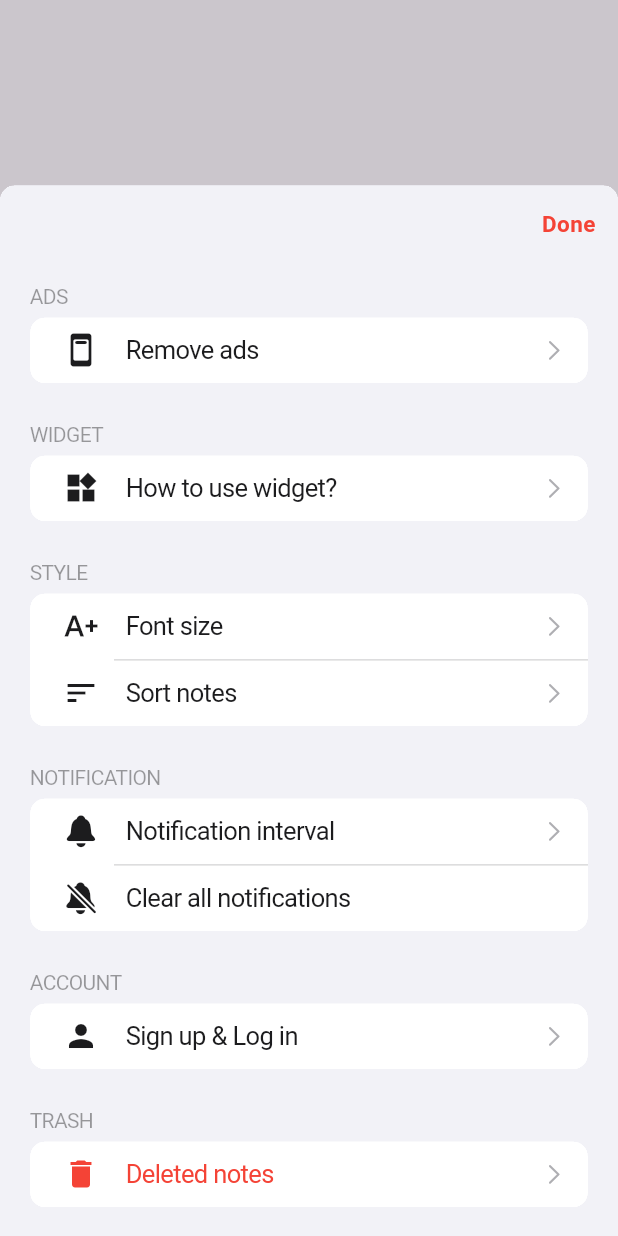
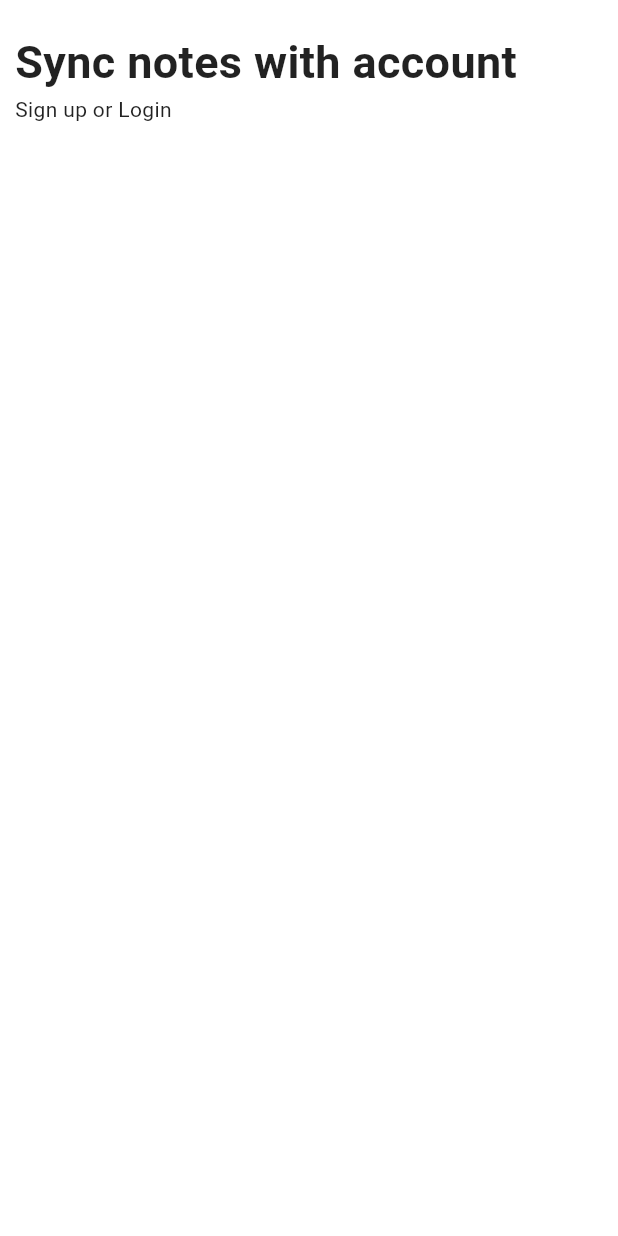
Before and after one commit to James1412/unmissable, a Flutter app: what onMoreTap() shows on an empty page, opened directly, after a tap on "Sign up & Log in", on a phone screen of 412 x 824 dp. Run offline on Flutter 3.47's test engine with Material 3 defaults, Android fonts, the light colour scheme and no system bars; our stand-ins replace flutter_local_notifications, flutter_slidable, font_awesome_flutter, hive_flutter, image_gallery_saver, timezone; missing offline and left inert: feedback, pull_down_button; accounts and stored records are empty.

```diff
--- a/lib/main.dart
+++ b/lib/main.dart
@@ -34,9 +34,6 @@ void main() async {
     MultiProvider(
       providers: [
         ChangeNotifierProvider(
-          create: (context) => NotesViewModel(),
-        ),
-        ChangeNotifierProvider(
           create: (context) => FontSizeViewModel(),
         ),
         ChangeNotifierProvider(
@@ -47,6 +44,9 @@ void main() async {
         ),
         ChangeNotifierProvider(
           create: (context) => DeletedNotesViewModel(),
+        ),
+        ChangeNotifierProvider(
+          create: (context) => NotesViewModel(context: context),
         ),
       ],
       child: const BetterFeedback(child: UnmissableApp()),
--- a/lib/screens/home_screen.dart
+++ b/lib/screens/home_screen.dart
@@ -8,6 +8,7 @@ import 'package:font_awesome_flutter/font_awesome_flutter.dart';
 import 'package:hive_flutter/hive_flutter.dart';
 import 'package:provider/provider.dart';
 import 'package:unmissable/models/note_model.dart';
+import 'package:unmissable/repos/notes_repository.dart';
 import 'package:unmissable/screens/edit_screen.dart';
 import 'package:unmissable/utils/hive_box_names.dart';
 import 'package:unmissable/utils/themes.dart';
@@ -53,8 +54,7 @@ class _HomeScreenState extends State<HomeScreen> {
     super.initState();
     if (firstTimeBox.get(firstTimeBoxName) == null) {
       final key = UniqueKey().hashCode;
-      Hive.box(notesBoxName).put(
-        key,
+      NoteRepository().addOrUpdateNote(
         NoteModel(
             uniqueKey: key,
             title: "Welcome",
@@ -92,7 +92,6 @@ class _HomeScreenState extends State<HomeScreen> {
       },
       child: Scaffold(
         resizeToAvoidBottomInset: false,
-        backgroundColor: isDarkMode(context) ? darkModeBlack : Colors.white,
         body: ListView(
           physics: const NeverScrollableScrollPhysics(),
           children: [
--- /dev/null
+++ b/lib/screens/signup_login_screen.dart
@@ -0,0 +1,50 @@
+import 'package:flutter/material.dart';
+
+class SignupLoginScreen extends StatefulWidget {
+  const SignupLoginScreen({super.key});
+
+  @override
+  State<SignupLoginScreen> createState() => _SignupLoginScreenState();
+}
+
+class _SignupLoginScreenState extends State<SignupLoginScreen> {
+  final TextEditingController _emailController = TextEditingController();
+  final TextEditingController _passwordController = TextEditingController();
+
+  @override
+  void dispose() {
+    _emailController.dispose();
+    _passwordController.dispose();
+    super.dispose();
+  }
+
+  @override
+  Widget build(BuildContext context) {
+    return const Scaffold(
+      backgroundColor: Colors.white,
+      body: SafeArea(
+        child: Padding(
+          padding: EdgeInsets.symmetric(vertical: 20.0, horizontal: 10),
+          child: Column(
+            crossAxisAlignment: CrossAxisAlignment.center,
+            children: [
+              Column(
+                crossAxisAlignment: CrossAxisAlignment.start,
+                children: [
+                  Text(
+                    "Sync notes with account",
+                    style: TextStyle(
+                      fontSize: 30,
+                      fontWeight: FontWeight.bold,
+                    ),
+                  ),
+                  Text("Sign up or Login"),
+                ],
+              ),
+            ],
+          ),
+        ),
+      ),
+    );
+  }
+}
--- a/lib/screens/write_screen.dart
+++ b/lib/screens/write_screen.dart
@@ -4,7 +4,6 @@ import 'package:flutter/material.dart';
 import 'package:flutter/services.dart';
 import 'package:provider/provider.dart';
 import 'package:unmissable/models/note_model.dart';
-import 'package:unmissable/utils/themes.dart';
 import 'package:unmissable/view_models/font_size_view_model.dart';
 import 'package:unmissable/view_models/notes_view_model.dart';
 
@@ -56,11 +55,7 @@ class _WriteScreenState extends State<WriteScreen> {
         }
       },
       child: Scaffold(
-        backgroundColor: isDarkMode(context) ? darkModeBlack : Colors.white,
         appBar: AppBar(
-          shadowColor: isDarkMode(context) ? darkModeBlack : Colors.white,
-          surfaceTintColor: isDarkMode(context) ? darkModeBlack : Colors.white,
-          backgroundColor: isDarkMode(context) ? darkModeBlack : Colors.white,
           title: TextField(
             onSubmitted: (val) {
               FocusScope.of(context).requestFocus(bodyNode);
--- a/lib/widgets/settings_popup.dart
+++ b/lib/widgets/settings_popup.dart
@@ -3,6 +3,7 @@ import 'package:flutter/cupertino.dart';
 import 'package:flutter/material.dart';
 import 'package:flutter/services.dart';
 import 'package:unmissable/screens/deleted_notes_screen.dart';
+import 'package:unmissable/screens/signup_login_screen.dart';
 import 'package:unmissable/utils/themes.dart';
 import 'package:unmissable/widgets/cupertino_modal_sheet.dart';
 import 'package:unmissable/widgets/feedback_list_tile.dart';
@@ -120,7 +121,14 @@ void onMoreTap({required BuildContext context}) {
                     color: isDarkMode(context) ? Colors.white : darkModeBlack,
                   ),
                 ),
-                onTap: () {},
+                onTap: () {
+                  Navigator.push(
+                    context,
+                    MaterialPageRoute(
+                      builder: (context) => const SignupLoginScreen(),
+                    ),
+                  );
+                },
                 trailing: const CupertinoListTileChevron(),
               ),
             ],
```
Also changed, not shown: lib/repos/notes_repository.dart (+30 -2 lines), lib/screens/deleted_notes_screen.dart (+56 -9 lines), lib/screens/edit_screen.dart (+7 -8 lines), lib/screens/view_screen.dart (+10 -34 lines), lib/utils/themes.dart (+14 -0 lines), lib/view_models/notes_view_model.dart (+7 -2 lines).
